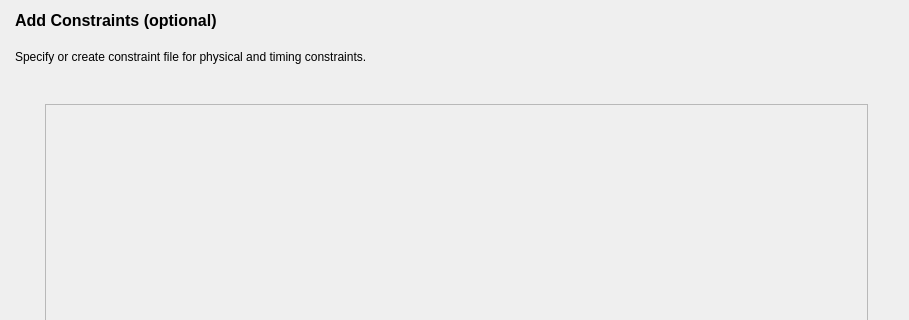
Before: the Qt Designer form src/NewProject/add_constraints_form.ui in os-fpga/FOEDAG, drawn with Qt 5; both pictures show x 0 to 909 and y 0 to 320 of the 909 by 463 pixel window.
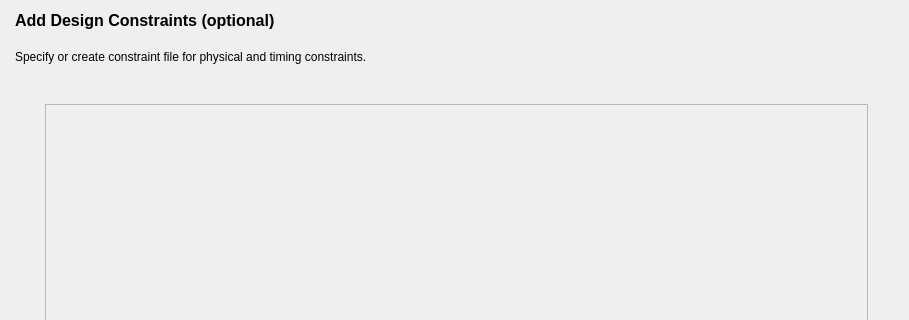
After: the same form once the commit is applied.

Patch:
```diff
--- a/src/NewProject/add_constraints_form.ui
+++ b/src/NewProject/add_constraints_form.ui
@@ -33,7 +33,7 @@
       </font>
      </property>
      <property name="text">
-      <string>Add Constraints (optional)</string>
+      <string>Add Design Constraints (optional)</string>
      </property>
      <property name="wordWrap">
       <bool>true</bool>
```
